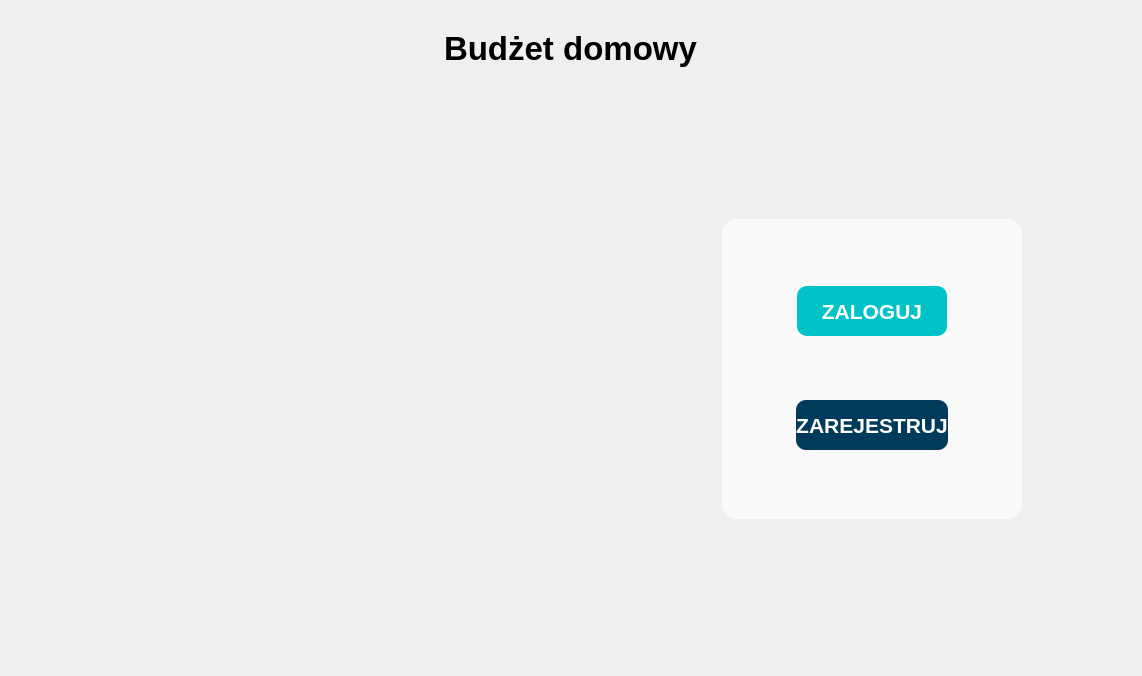
First picture: the form in ui/Start_Log_Reg.ui, repository Dawid-Robak-IG/BUDZET_DOMOWY, before the edit.
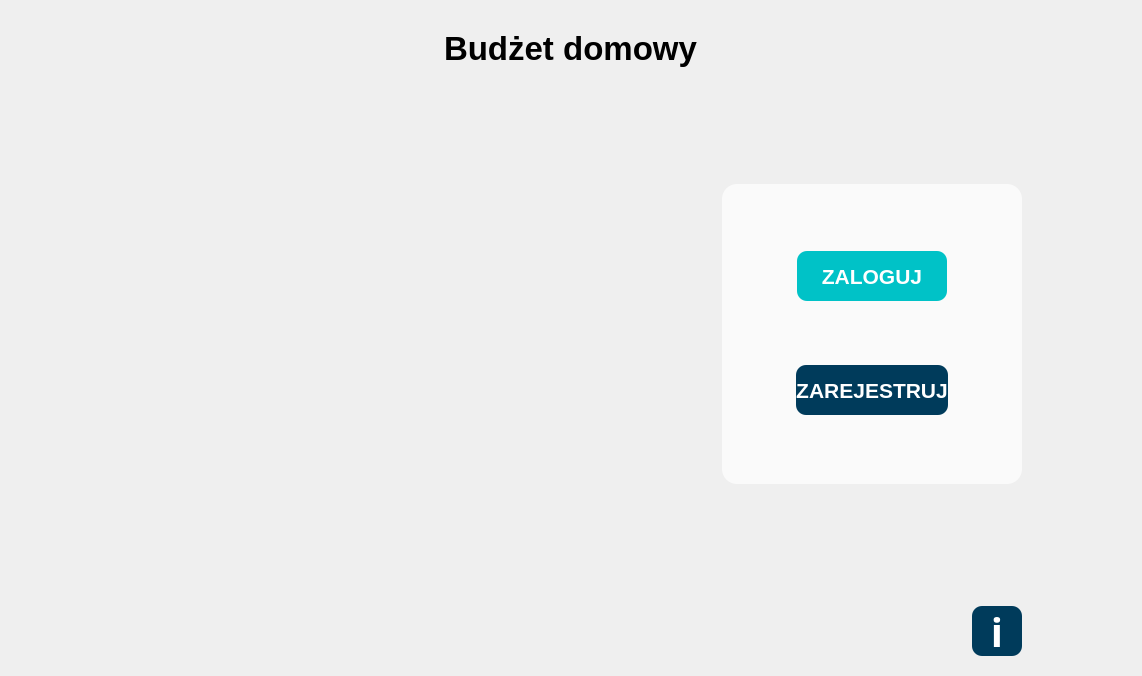
Second picture: the form after the edit.

Commit message: Poprawki kolorów, ułożenia elementów itp, cz.4, dodane info

```diff
--- a/ui/Start_Log_Reg.ui
+++ b/ui/Start_Log_Reg.ui
@@ -285,6 +285,68 @@
            </property>
           </spacer>
          </item>
+         <item>
+          <layout class="QHBoxLayout" name="horizontalLayout_3">
+           <property name="topMargin">
+            <number>0</number>
+           </property>
+           <item>
+            <spacer name="horizontalSpacer_8">
+             <property name="orientation">
+              <enum>Qt::Horizontal</enum>
+             </property>
+             <property name="sizeHint" stdset="0">
+              <size>
+               <width>40</width>
+               <height>20</height>
+              </size>
+             </property>
+            </spacer>
+           </item>
+           <item>
+            <widget class="QPushButton" name="infoButton">
+             <property name="minimumSize">
+              <size>
+               <width>50</width>
+               <height>50</height>
+              </size>
+             </property>
+             <property name="maximumSize">
+              <size>
+               <width>50</width>
+               <height>50</height>
+              </size>
+             </property>
+             <property name="font">
+              <font>
+               <family>Ubuntu Sans</family>
+               <pointsize>30</pointsize>
+               <bold>true</bold>
+              </font>
+             </property>
+             <property name="styleSheet">
+              <string notr="true">QPushButton {
+    background-color: rgba(0, 59, 91, 255);
+    color: white;
+    border-radius: 10px;
+}
+
+QPushButton:hover {
+    background-color: rgba(0, 59, 91, 200);   
+}
+
+QPushButton:pressed {
+    background-color: rgba(0, 59, 91, 150);   
+}
+</string>
+             </property>
+             <property name="text">
+              <string>i</string>
+             </property>
+            </widget>
+           </item>
+          </layout>
+         </item>
         </layout>
        </item>
       </layout>
```
The commit also changes 5 other files.
